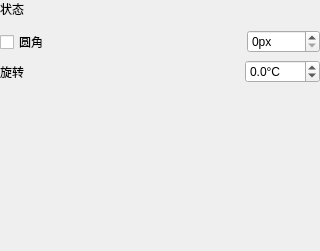
Before: the Qt Designer form BIDesigner/customplugin/userpluginpropertyform.ui in lsyeei/dashboard, drawn with Qt 5.
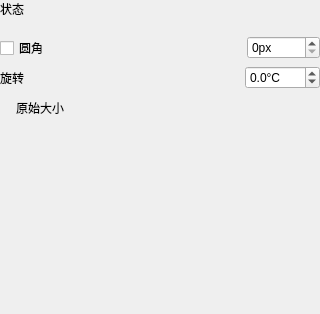
After: the same form once the commit is applied. Icons and pictures are not drawn. Custom widgets are drawn as their Qt base class.

The edit to the form file:
```diff
--- a/BIDesigner/customplugin/userpluginpropertyform.ui
+++ b/BIDesigner/customplugin/userpluginpropertyform.ui
@@ -7,7 +7,7 @@
     <x>0</x>
     <y>0</y>
     <width>320</width>
-    <height>251</height>
+    <height>314</height>
    </rect>
   </property>
   <property name="windowTitle">
@@ -75,6 +75,9 @@
      </property>
     </widget>
    </item>
+   <item>
+    <widget class="LineProperty" name="lineProperty"/>
+   </item>
    <item>
     <layout class="QHBoxLayout" name="horizontalLayout">
      <property name="spacing">
@@ -182,6 +185,36 @@
      </item>
     </layout>
    </item>
+   <item>
+    <layout class="QHBoxLayout" name="horizontalLayout_4">
+     <item>
+      <widget class="QPushButton" name="restoreBtn">
+       <property name="text">
+        <string>原始大小</string>
+       </property>
+       <property name="icon">
+        <iconset theme="QIcon::ThemeIcon::SystemReboot"/>
+       </property>
+       <property name="flat">
+        <bool>true</bool>
+       </property>
+      </widget>
+     </item>
+     <item>
+      <spacer name="horizontalSpacer_3">
+       <property name="orientation">
+        <enum>Qt::Orientation::Horizontal</enum>
+       </property>
+       <property name="sizeHint" stdset="0">
+        <size>
+         <width>40</width>
+         <height>20</height>
+        </size>
+       </property>
+      </spacer>
+     </item>
+    </layout>
+   </item>
    <item>
     <spacer name="verticalSpacer">
      <property name="orientation">
@@ -198,6 +231,11 @@
   </layout>
  </widget>
  <customwidgets>
+  <customwidget>
+   <class>LineProperty</class>
+   <extends>QWidget</extends>
+   <header>lineproperty.h</header>
+  </customwidget>
   <customwidget>
    <class>PosProperty</class>
    <extends>QWidget</extends>
```
